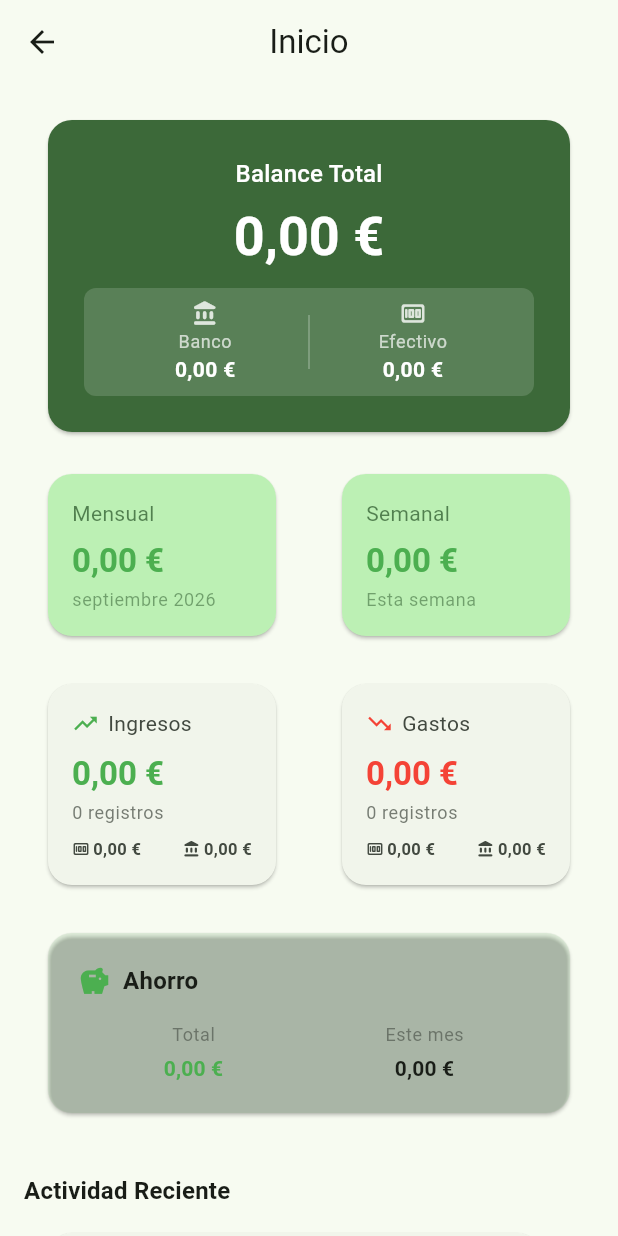
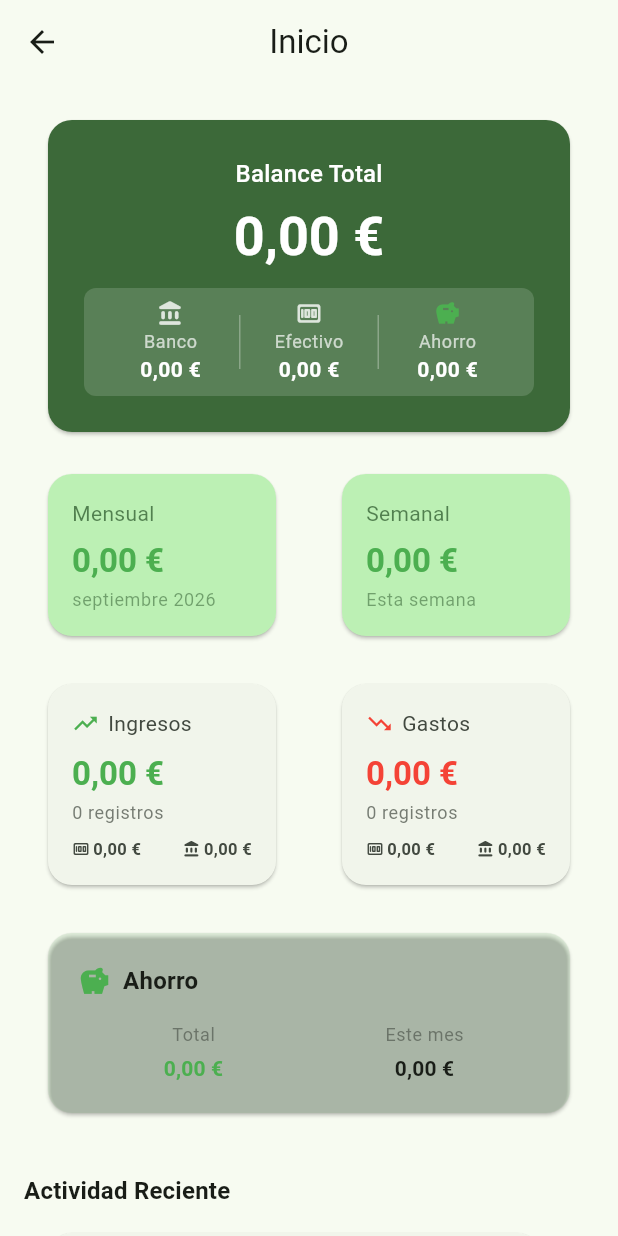
Before and after one commit to pokejgameryt-ship-it/pokefinanzas, a Flutter app: the DashboardScreen screen opened directly, on a phone screen of 412 x 824 dp. Run offline on Flutter 3.47's test engine with Material 3 defaults, Android fonts, the phone set to English and light mode, and no system bars; our stand-ins replace dio, fl_chart, flutter_local_notifications, open_file, package_info_plus, pdf and 3 more; missing offline and left inert: dart:html; accounts and stored records are empty.

Commit message:
v1.0.7: add Ahorro to Dashboard balance breakdown, add Ahorro toggle in expense form and filter

```diff
--- a/lib/screens/home/dashboard_screen.dart
+++ b/lib/screens/home/dashboard_screen.dart
@@ -95,7 +95,7 @@ class _DashboardScreenState extends State<DashboardScreen> {
           _totalExpenses = results[1] as double;
           _incomeCount = (results[2] as List).length;
           _expenseCount = (results[3] as List).length;
-          _totalBalance = results[4] as double;
+          _totalBalance = (results[4] as double) + totalAhorroSpent;
           _weeklyIncome = results[5] as double;
           _weeklyExpenses = results[6] as double;
           _activeGoal = results[7] as Goal?;
@@ -211,6 +211,32 @@ class _DashboardScreenState extends State<DashboardScreen> {
                                         ),
                                         Text(
                                           Formatters.formatCurrency(_totalCashIncome - _totalCashExpense),
+                                          style: Theme.of(context).textTheme.bodyMedium?.copyWith(
+                                                color: colorScheme.onPrimary,
+                                                fontWeight: FontWeight.bold,
+                                              ),
+                                        ),
+                                      ],
+                                    ),
+                                  ),
+                                  Container(
+                                    width: 1,
+                                    height: 36,
+                                    color: colorScheme.onPrimary.withValues(alpha: 0.3),
+                                  ),
+                                  Expanded(
+                                    child: Column(
+                                      children: [
+                                        const Icon(Icons.savings, color: Color(0xFF4CAF50), size: 18),
+                                        const SizedBox(height: 2),
+                                        Text(
+                                          'Ahorro',
+                                          style: Theme.of(context).textTheme.bodySmall?.copyWith(
+                                                color: colorScheme.onPrimary.withValues(alpha: 0.7),
+                                              ),
+                                        ),
+                                        Text(
+                                          Formatters.formatCurrency(_totalAhorroSpent),
                                           style: Theme.of(context).textTheme.bodyMedium?.copyWith(
                                                 color: colorScheme.onPrimary,
                                                 fontWeight: FontWeight.bold,
--- a/lib/screens/movimientos/movimientos_screen.dart
+++ b/lib/screens/movimientos/movimientos_screen.dart
@@ -30,7 +30,7 @@ class MovimientosScreen extends StatefulWidget {
 }
 
 enum SummaryPeriod { global, year, month, week }
-enum CashFilter { all, cash, bank }
+enum CashFilter { all, cash, bank, ahorro }
 
 class _MovimientosScreenState extends State<MovimientosScreen> {
   final _db = DatabaseService.instance;
@@ -812,12 +812,31 @@ class _MovimientosScreenState extends State<MovimientosScreen> {
                       ),
                     ),
                   ],
-                  SwitchListTile(
-                    title: const Text('Efectivo'),
-                    subtitle: const Text('El pago es en físico'),
-                    value: isCash,
-                    onChanged: (value) => setModalState(() => isCash = value),
-                    contentPadding: EdgeInsets.zero,
+                  SegmentedButton<String>(
+                    segments: const [
+                      ButtonSegment(value: 'banco', label: Text('Banco'), icon: Icon(Icons.account_balance_rounded, size: 18)),
+                      ButtonSegment(value: 'efectivo', label: Text('Efectivo'), icon: Icon(Icons.money_rounded, size: 18)),
+                      ButtonSegment(value: 'ahorro', label: Text('Ahorro'), icon: Icon(Icons.savings, size: 18)),
+                    ],
+                    selected: {
+                      isCash ? 'efectivo' : (selectedCategory == 'Ahorro' ? 'ahorro' : 'banco')
+                    },
+                    onSelectionChanged: (selection) {
+                      final value = selection.first;
+                      setModalState(() {
+                        if (value == 'efectivo') {
+                          isCash = true;
+                          if (selectedCategory == 'Ahorro') selectedCategory = '';
+                        } else if (value == 'ahorro') {
+                          isCash = false;
+                          selectedCategory = 'Ahorro';
+                          selectedTransferTo = 'Ahorro';
+                        } else {
+                          isCash = false;
+                          if (selectedCategory == 'Ahorro') selectedCategory = '';
+                        }
+                      });
+                    },
                   ),
                 ],
 
@@ -978,9 +997,9 @@ class _MovimientosScreenState extends State<MovimientosScreen> {
                                 ? null
                                 : recurringNameController.text
                             : null,
-                        transferTo: selectedCategory == 'Transferencia' && selectedTransferTo.isNotEmpty
+                        transferTo: (selectedCategory == 'Transferencia' && selectedTransferTo.isNotEmpty)
                             ? selectedTransferTo
-                            : null,
+                            : (selectedCategory == 'Ahorro' ? 'Ahorro' : null),
                         isCash: isCash,
                         tags: selectedTags,
                       );
@@ -1363,6 +1382,8 @@ class _MovimientosScreenState extends State<MovimientosScreen> {
       filtered = filtered.where((m) => m.isCash).toList();
     } else if (_cashFilter == CashFilter.bank) {
       filtered = filtered.where((m) => !m.isCash).toList();
+    } else if (_cashFilter == CashFilter.ahorro) {
+      filtered = filtered.where((m) => !m.isIncome && m.expense?.category == 'Ahorro').toList();
     }
 
     // Group movements by date
@@ -1578,6 +1599,16 @@ class _MovimientosScreenState extends State<MovimientosScreen> {
                                   _cashFilter = _cashFilter == CashFilter.bank ? CashFilter.all : CashFilter.bank;
                                 }),
                               ),
+                              const SizedBox(width: 8),
+                              FilterPill(
+                                label: 'Ahorro',
+                                icon: Icons.savings,
+                                iconColor: const Color(0xFF4CAF50),
+                                isSelected: _cashFilter == CashFilter.ahorro,
+                                onTap: () => setState(() {
+                                  _cashFilter = _cashFilter == CashFilter.ahorro ? CashFilter.all : CashFilter.ahorro;
+                                }),
+                              ),
                             ],
                           ),
                         ),
```
Also changed, not shown: 1 other file.
